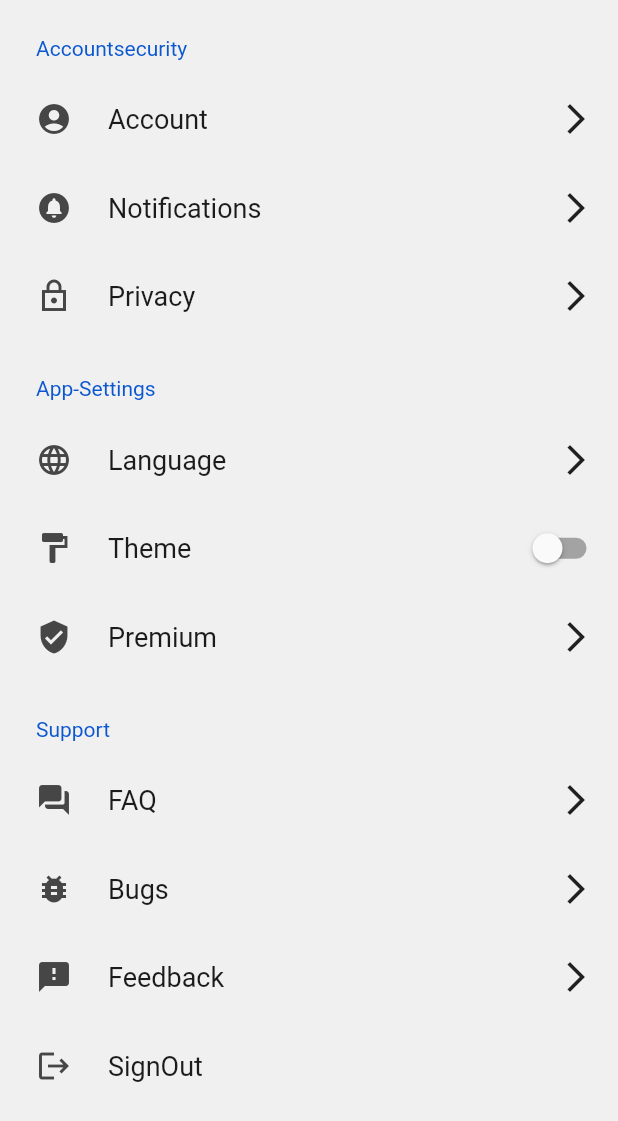
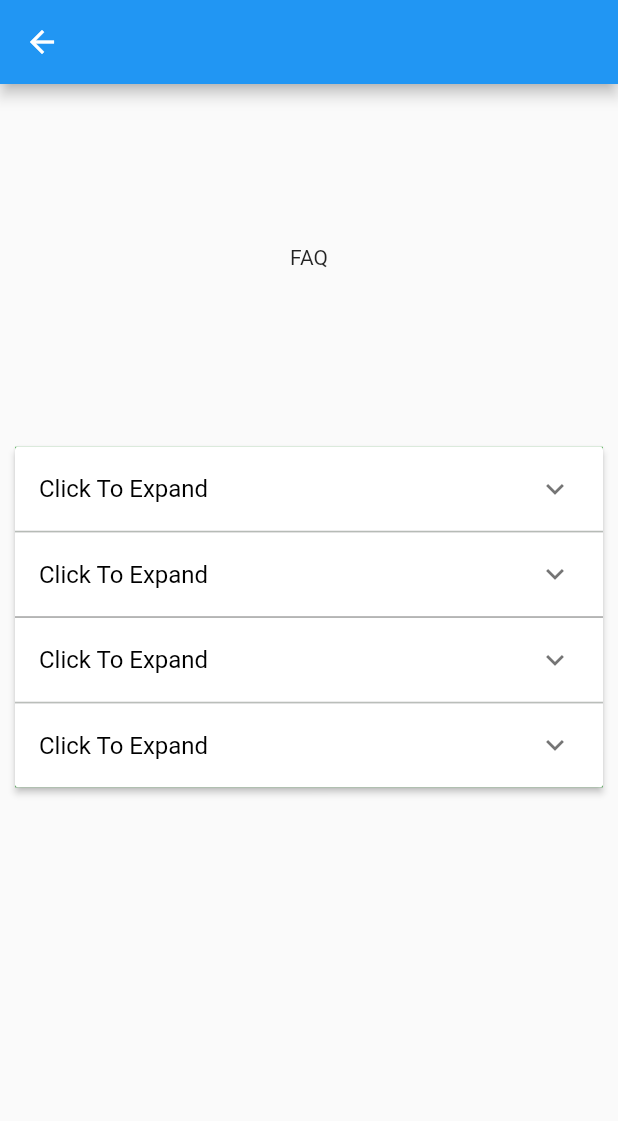
Before and after one commit to okihnjo/mobile_application_dev, a Flutter app: the SettingsUi widget shown alone on an empty page, opened directly, after a tap on "FAQ", on a phone screen of 412 x 824 dp. Shown: the top 1121 px of the screen. Run offline on Flutter 3.47's test engine with Material 2 defaults, Android fonts, the phone set to English and light mode, and no system bars; drawn by our look-alikes of settings_ui; our stand-ins replace chat_bubbles, cloud_firestore, contacts_service, dio, firebase_auth, firebase_core and 4 more; accounts and stored records are empty; network calls fail.

Commit message:
faq and privacy page made

```diff
--- a/lib/main.dart
+++ b/lib/main.dart
@@ -8,6 +8,8 @@ import 'package:saloon_app/views/tab_containter.dart';
 import 'package:firebase_core/firebase_core.dart';
 import 'package:flutter_riverpod/flutter_riverpod.dart';
 import 'package:firebase_auth/firebase_auth.dart';
+import 'package:saloon_app/views/tabs/home/widgets/settings_details/faq.dart';
+import 'package:saloon_app/views/tabs/home/widgets/settings_details/privacy.dart';
 
 // import 'firebase_options.dart';
 void main() async {
@@ -56,6 +58,8 @@ class _MyAppState extends State<MyApp> {
               routes: {
                 Login.routeName: (ctx) => const Login(),
                 '/chat': (ctx) => const InChatScreen(),
+                Privacy.routeName: (ctx) => const Privacy(),
+                FAQ.routeName: (ctx) => const FAQ(),
                 ContainerPage.routeName: (ctx) =>
                     ContainerPage(title: 'Flutter Demo Home Page')
               },
--- /dev/null
+++ b/lib/views/tabs/home/widgets/settings_details/faq.dart
@@ -0,0 +1,113 @@
+import 'package:flutter/material.dart';
+
+class FAQ extends StatefulWidget {
+  const FAQ({Key? key}) : super(key: key);
+  static const String routeName = "/faq";
+
+  @override
+  State<FAQ> createState() => _FAQState();
+}
+
+class _FAQState extends State<FAQ> {
+  List<bool> expandedList = [false, false, false, false];
+  @override
+  Widget build(BuildContext context) {
+    return Scaffold(
+      appBar: AppBar(),
+      body: SingleChildScrollView(
+        child: SizedBox(
+          height: MediaQuery.of(context).size.height * 0.7,
+          child: Column(
+              mainAxisAlignment: MainAxisAlignment.spaceEvenly,
+              children: [
+                const Padding(
+                  padding: EdgeInsets.all(10),
+                  child: Center(
+                    child: Text("FAQ"),
+                  ),
+                ),
+                Container(
+                  margin: EdgeInsets.all(10),
+                  color: Colors.green,
+                  child: ExpansionPanelList(
+                    expandedHeaderPadding: EdgeInsets.all(8),
+                    animationDuration: Duration(milliseconds: 1000),
+                    children: [
+                      ExpansionPanel(
+                        headerBuilder: (context, isExpanded) {
+                          return ListTile(
+                            title: Text(
+                              'Click To Expand',
+                              style: TextStyle(color: Colors.black),
+                            ),
+                          );
+                        },
+                        body: ListTile(
+                          title: Text('Description text',
+                              style: TextStyle(color: Colors.black)),
+                        ),
+                        isExpanded: expandedList[0],
+                        canTapOnHeader: true,
+                      ),
+                      ExpansionPanel(
+                        headerBuilder: (context, isExpanded) {
+                          return ListTile(
+                            title: Text(
+                              'Click To Expand',
+                              style: TextStyle(color: Colors.black),
+                            ),
+                          );
+                        },
+                        body: ListTile(
+                          title: Text('Description text',
+                              style: TextStyle(color: Colors.black)),
+                        ),
+                        isExpanded: expandedList[1],
+                        canTapOnHeader: true,
+                      ),
+                      ExpansionPanel(
+                        headerBuilder: (context, isExpanded) {
+                          return ListTile(
+                            title: Text(
+                              'Click To Expand',
+                              style: TextStyle(color: Colors.black),
+                            ),
+                          );
+                        },
+                        body: ListTile(
+                          title: Text('Description text',
+                              style: TextStyle(color: Colors.black)),
+                        ),
+                        isExpanded: expandedList[2],
+                        canTapOnHeader: true,
+                      ),
+                      ExpansionPanel(
+                        headerBuilder: (context, isExpanded) {
+                          return ListTile(
+                            title: Text(
+                              'Click To Expand',
+                              style: TextStyle(color: Colors.black),
+                            ),
+                          );
+                        },
+                        body: ListTile(
+                          title: Text('Description text',
+                              style: TextStyle(color: Colors.black)),
+                        ),
+                        isExpanded: expandedList[3],
+                        canTapOnHeader: true,
+                      ),
+                    ],
+                    dividerColor: Colors.grey,
+                    expansionCallback: (panelIndex, isExpanded) {
+                      expandedList[panelIndex] = !expandedList[panelIndex];
+                      setState(() {});
+                    },
+                  ),
+                ),
+              ]),
+        ),
+      ),
+    );
+  }
+}
```
Also changed, not shown: lib/providers/user_provider.dart (+11 -0 lines), lib/services/user_service.dart (+26 -0 lines), lib/views/tabs/home/widgets/settings_details/privacy.dart (added, +41 -0 lines), lib/views/tabs/home/widgets/settings_ui.dart (+8 -2 lines).
